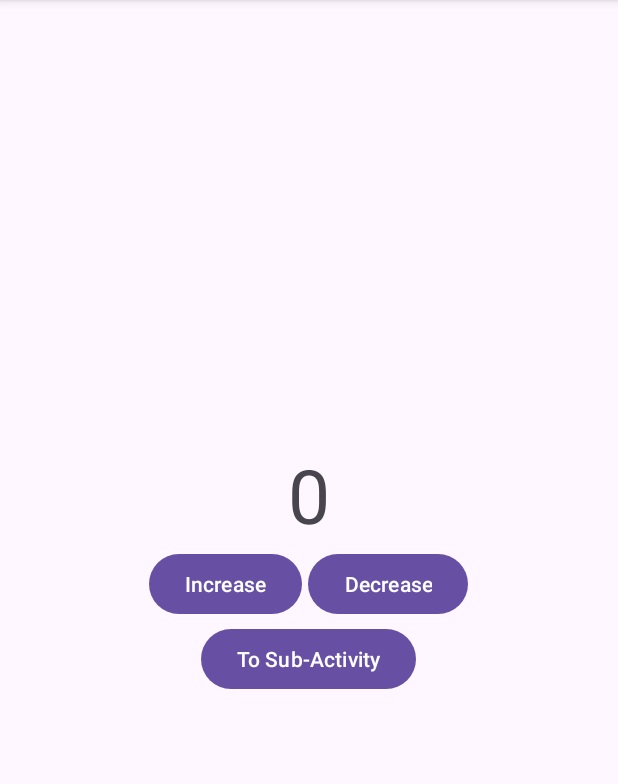
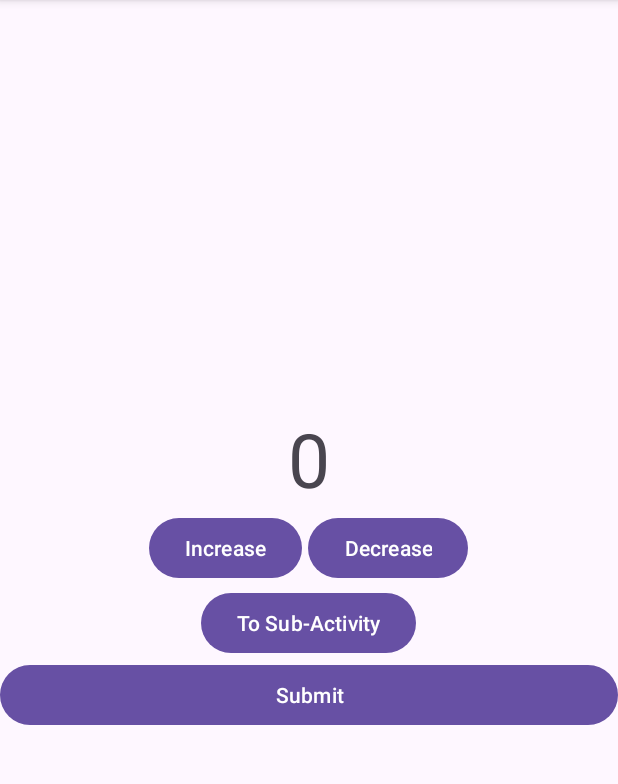
Before and after one commit to hiennhatou/flower-store, an Android app: the screen it shows after launch (MainActivity), on a phone screen of 412 x 824 dp, the part 96-880 px from its top. Run offline under Robolectric (Android 15) with nearby library versions, the phone set to English and light mode, and no system bars; our stand-ins replace data binding.

Commit message:
feat: add user

```diff
--- a/app/src/main/res/layout/activity_main.xml
+++ b/app/src/main/res/layout/activity_main.xml
@@ -46,5 +46,11 @@
             android:layout_height="wrap_content"
             android:text="To Sub-Activity" />
 
+        <Button
+            android:id="@+id/button"
+            android:layout_width="match_parent"
+            android:layout_height="wrap_content"
+            android:text="Submit" />
+
     </LinearLayout>
 </layout>
```
